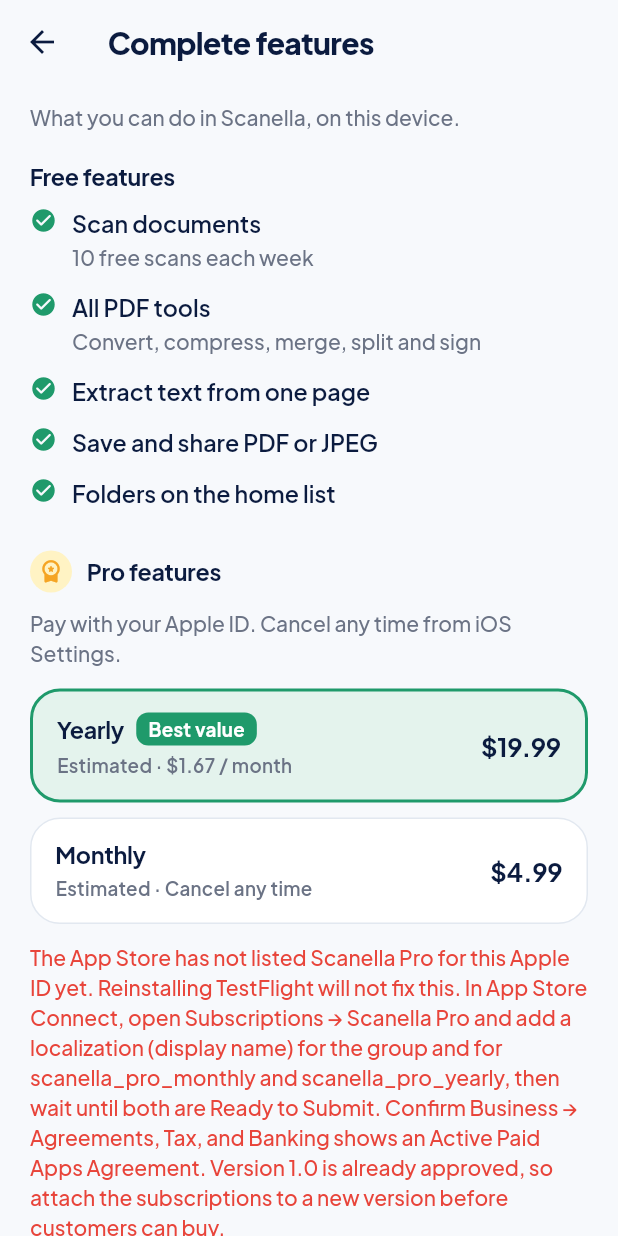
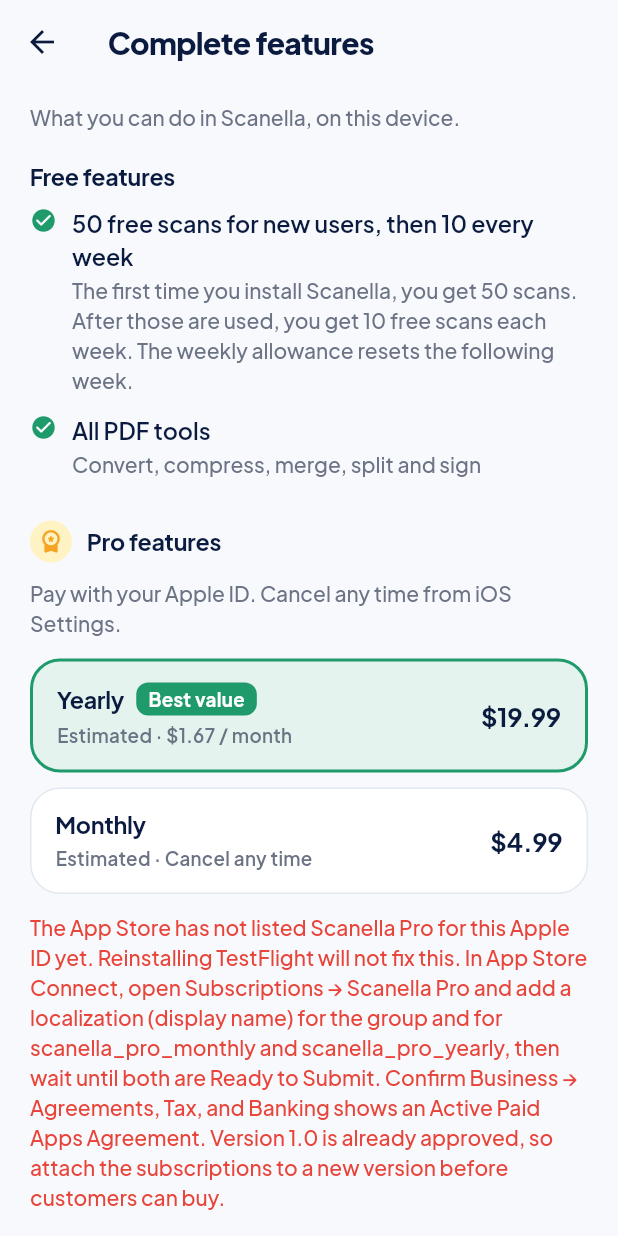
Before and after one commit to anubundu21-alt/scan, a Flutter app: the HomeShell screen opened by its route, after a tap on the "menu" icon, after a tap on "Scan from photos", on a phone screen of 412 x 824 dp. Run offline on Flutter 3.47's test engine with Material 3 defaults, Android fonts, the phone set to English and light mode, and no system bars; our stand-ins replace camera, file_picker, flutter_riverpod, go_router, image_picker, in_app_purchase and 7 more; missing offline and left inert: cunning_document_scanner, gal; accounts and stored records are empty.

Commit message:
[testflight] Give new installs 50 free scans then 10 a week, 1.5.75+836
Co-authored-by: Cursor <cursoragent@cursor.com>

```diff
--- a/lib/features/legal/legal_copy.dart
+++ b/lib/features/legal/legal_copy.dart
@@ -52,7 +52,9 @@ class LegalCopy {
     LegalSection(
       heading: 'Free scans',
       body:
-          'The free plan includes 10 scans on this device. A scan is a new '
+          'The first time you install Scanella, the free plan includes 50 '
+          'scans on this device. After those are used, you get 10 free scans '
+          'each week. The weekly allowance resets every week. A scan is a new '
           'document you capture or import. Merging, splitting, or editing an '
           'existing document does not use another free scan. The count stays '
           'with the device: deleting the app and installing it again does not '
--- a/lib/features/library/presentation/help_screen.dart
+++ b/lib/features/library/presentation/help_screen.dart
@@ -104,10 +104,12 @@ class HelpScreen extends StatelessWidget {
     ),
     (
       'Free scans',
-      'The free plan is ${ScanQuota.freeLimit} new documents. A scan is a '
-          'document you capture or import. Editing, merging, or restoring '
-          'does not use another. After the last free scan, the count resets '
-          'after one week. Scanella Pro removes the limit.',
+      'The first time you install Scanella, the free plan includes '
+          '${ScanQuota.starterLimit} scans. After those are used, you get '
+          '${ScanQuota.weeklyLimit} free scans each week. The weekly count '
+          'resets after one week. A scan is a document you capture or '
+          'import. Editing, merging, or restoring does not use another. '
+          'Scanella Pro removes the limit.',
     ),
     (
       'Private documents',
--- a/lib/features/pro/domain/pro_features.dart
+++ b/lib/features/pro/domain/pro_features.dart
@@ -7,20 +7,20 @@ class ProFeatureLine {
 }
 
 const freeFeatureLines = [
-  ProFeatureLine('Scan documents', '10 free scans each week'),
-  ProFeatureLine('All PDF tools', 'Convert, compress, merge, split and sign'),
-  ProFeatureLine('Extract text from one page'),
-  ProFeatureLine('Save and share PDF or JPEG'),
-  ProFeatureLine('Folders on the home list'),
+  ProFeatureLine(
+    '50 free scans for new users, then 10 every week',
+    'The first time you install Scanella, you get 50 scans. After those are '
+        'used, you get 10 free scans each week. The weekly allowance resets '
+        'the following week.',
+  ),
+  ProFeatureLine(
+    'All PDF tools',
+    'Convert, compress, merge, split and sign',
+  ),
 ];
 
 const proFeatureLines = [
   ProFeatureLine('Unlimited scans'),
-  ProFeatureLine(
-    'Auto-save by document type',
-    'Passports go to Private. ID cards get a second copy in IDs.',
-  ),
-  ProFeatureLine('Searchable PDFs and extra OCR languages'),
-  ProFeatureLine('Smart folders, favorites and private documents'),
-  ProFeatureLine('PNG, print, selected pages and batch export'),
+  ProFeatureLine('All PDF tools'),
+  ProFeatureLine('Advanced OCR'),
 ];
--- a/lib/features/pro/domain/scan_quota.dart
+++ b/lib/features/pro/domain/scan_quota.dart
@@ -4,35 +4,50 @@ import 'package:flutter_riverpod/flutter_riverpod.dart';
 import 'package:intl/intl.dart';
 import 'package:shared_preferences/shared_preferences.dart';
 
-/// Free-plan allowance: [freeLimit] new documents, then a week until
-/// the count starts over.
+/// Free-plan allowance on this device.
+///
+/// A new install gets [starterLimit] scans. After those are used, the
+/// plan is [weeklyLimit] scans per week. The week starts when the last
+/// free slot is used. After [resetAfter], the weekly count returns to
+/// zero.
 ///
 /// The count is the number of documents the user created (camera, photos,
 /// PDF upload, ID card, Sign PDF upload). Merge, split, add-page, and
 /// restore do not consume another slot. Pro does not consume slots, so a
 /// leftover free allowance is still there if Pro lapses.
-///
-/// The week starts when the last free slot is used. After [resetAfter],
-/// the count returns to zero.
 @immutable
 class ScanQuota {
-  const ScanQuota({this.used = 0, this.ready = false, this.periodStartedAt});
+  const ScanQuota({
+    this.used = 0,
+    this.ready = false,
+    this.periodStartedAt,
+    this.starterDone = false,
+  });
 
-  /// Free scans per week on this device. Pro is unlimited.
-  static const freeLimit = 10;
+  /// One-time scans for a new install.
+  static const starterLimit = 50;
 
-  /// Temporary TestFlight switch: scanning does not stop for Pro.
-  static const testingUnlockScans = true;
+  /// Free scans each week after the starter pack is used.
+  static const weeklyLimit = 10;
+
+  /// Weekly cap; kept so older call sites still compile.
+  static const freeLimit = weeklyLimit;
+
+  /// Scanning stops at the free-plan cap. Pro is unlimited.
+  static const testingUnlockScans = false;
 
   static const resetAfter = Duration(days: 7);
 
   final int used;
   final bool ready;
   final DateTime? periodStartedAt;
+  final bool starterDone;
 
-  bool get canCreate => used < freeLimit;
+  int get limit => starterDone ? weeklyLimit : starterLimit;
 
-  int get remaining => (freeLimit - used).clamp(0, freeLimit);
+  bool get canCreate => used < limit;
+
+  int get remaining => (limit - used).clamp(0, limit);
 
   DateTime? get resetsAt =>
       periodStartedAt == null ? null : periodStartedAt!.add(resetAfter);
@@ -45,26 +60,39 @@ class ScanQuota {
     return DateFormat('d MMM y · h:mm a').format(at.toLocal());
   }
 
-  /// Dialog title when the free allowance is gone.
-  static String get usedUpTitle => '$freeLimit free scans used';
+  /// Dialog title when the current free allowance is gone.
+  String get usedUpTitle {
+    if (!starterDone || used >= starterLimit) {
+      return '$starterLimit free scans used';
+    }
+    return '$weeklyLimit free scans used';
+  }
 
   String get usedUpMessage {
     final when = resetsAt;
-    if (when == null) {
-      return 'Your $freeLimit free scans reset next week. '
+    if (!starterDone || used >= starterLimit) {
+      if (when == null) {
+        return 'You get $weeklyLimit free scans each week after these '
+            '$starterLimit. Scanella Pro lets you keep scanning now.';
+      }
+      return 'You get $weeklyLimit free scans on ${formatResetAt(when)}. '
           'Scanella Pro lets you keep scanning now.';
     }
-    return 'Your $freeLimit free scans reset on ${formatResetAt(when)}. '
+    if (when == null) {
+      return 'Your $weeklyLimit free scans reset next week. '
+          'Scanella Pro lets you keep scanning now.';
+    }
+    return 'Your $weeklyLimit free scans reset on ${formatResetAt(when)}. '
         'Scanella Pro lets you keep scanning now.';
   }
 
   String get freePlanLabel {
     final when = resetsAt;
     if (remaining <= 0) {
-      if (when == null) return 'All $freeLimit free scans are used';
+      if (when == null) return 'All $limit free scans are used';
       return 'Resets ${formatResetShort(when)}';
     }
-    return '$remaining of $freeLimit free scans left';
+    return '$remaining of $limit free scans left';
   }
 }
 
@@ -76,16 +104,23 @@ abstract class QuotaStore {
   Future<void> writeUsed(int used);
   Future<int> readPeriodStartMs();
   Future<void> writePeriodStartMs(int ms);
+  Future<bool> readStarterDone();
+  Future<void> writeStarterDone(bool done);
 }
 
 /// In-memory store for tests.
 class MemoryQuotaStore implements QuotaStore {
-  MemoryQuotaStore({int used = 0, int periodStartMs = 0})
-    : _used = used,
-      _periodStartMs = periodStartMs;
+  MemoryQuotaStore({
+    int used = 0,
+    int periodStartMs = 0,
+    bool starterDone = false,
+  }) : _used = used,
+       _periodStartMs = periodStartMs,
+       _starterDone = starterDone;
 
   int _used;
   int _periodStartMs;
+  bool _starterDone;
 
   @override
   Future<int> readUsed() async => _used;
@@ -98,16 +133,23 @@ class MemoryQuotaStore implements QuotaStore {
 
   @override
   Future<void> writePeriodStartMs(int ms) async => _periodStartMs = ms;
+
+  @override
+  Future<bool> readStarterDone() async => _starterDone;
+
+  @override
+  Future<void> writeStarterDone(bool done) async => _starterDone = done;
 }
 
 /// SharedPreferences plus the native Keychain / Android marker for the
-/// used count. The week start lives in prefs.
+/// used count. The week start and starter-pack flag live in prefs.
 class DeviceQuotaStore implements QuotaStore {
   DeviceQuotaStore({MethodChannel? channel})
     : _channel = channel ?? const MethodChannel('scanella/quota');
 
   static const prefsKey = 'scanella.quota.used';
   static const periodKey = 'scanella.quota.period_start_ms';
+  static const starterDoneKey = 'scanella.quota.starter_done';
 
   final MethodChannel _channel;
 
@@ -149,6 +191,30 @@ class DeviceQuotaStore implements QuotaStore {
     final prefs = await SharedPreferences.getInstance();
     await prefs.setInt(periodKey, ms);
   }
+
+  @override
+  Future<bool> readStarterDone() async {
+    final prefs = await SharedPreferences.getInstance();
+    if (prefs.containsKey(starterDoneKey)) {
+      return prefs.getBool(starterDoneKey) ?? false;
+    }
+    var native = 0;
+    try {
+      native = await _channel.invokeMethod<int>('readUsed') ?? 0;
+    } catch (_) {}
+    final existing =
+        prefs.containsKey(prefsKey) ||
+        prefs.containsKey(periodKey) ||
+        native > 0;
+    await prefs.setBool(starterDoneKey, existing);
+    return existing;
+  }
+
+  @override
+  Future<void> writeStarterDone(bool done) async {
+    final prefs = await SharedPreferences.getInstance();
+    await prefs.setBool(starterDoneKey, done);
+  }
 }
 
 class ScanQuotaController extends StateNotifier<ScanQuota> {
@@ -173,12 +239,29 @@ class ScanQuotaController extends StateNotifier<ScanQuota> {
 
   Future<void> _load() async {
     try {
-      final used = (await _store.readUsed()).clamp(0, ScanQuota.freeLimit);
+      var starterDone = await _store.readStarterDone();
+      var used = await _store.readUsed();
+      if (!starterDone && used >= ScanQuota.starterLimit) {
+        starterDone = true;
+        await _store.writeStarterDone(true);
+      }
+      if (!starterDone) {
+        used = used.clamp(0, ScanQuota.starterLimit);
+      } else if (used > ScanQuota.starterLimit) {
+        used = ScanQuota.weeklyLimit;
+      } else {
+        used = used.clamp(0, ScanQuota.starterLimit);
+      }
       final startMs = await _store.readPeriodStartMs();
       final started = startMs > 0
           ? DateTime.fromMillisecondsSinceEpoch(startMs)
           : null;
-      state = ScanQuota(used: used, ready: true, periodStartedAt: started);
+      state = ScanQuota(
+        used: used,
+        ready: true,
+        periodStartedAt: started,
+        starterDone: starterDone,
+      );
       await _applyWindow();
     } catch (_) {
       state = const ScanQuota(used: 0, ready: true);
@@ -189,31 +272,57 @@ class ScanQuotaController extends StateNotifier<ScanQuota> {
     final now = _now();
     var used = state.used;
     var started = state.periodStartedAt;
+    var starterDone = state.starterDone;
 
-    if (started != null && !now.isBefore(started.add(ScanQuota.resetAfter))) {
+    if (starterDone &&
+        started != null &&
+        !now.isBefore(started.add(ScanQuota.resetAfter))) {
       used = 0;
       started = null;
       await _store.writeUsed(0);
       await _store.writePeriodStartMs(0);
     }
 
-    if (used >= ScanQuota.freeLimit && started == null) {
+    if (starterDone && used >= ScanQuota.weeklyLimit && started == null) {
       started = now;
       await _store.writePeriodStartMs(started.millisecondsSinceEpoch);
     }
 
-    state = ScanQuota(used: used, ready: true, periodStartedAt: started);
+    if (!starterDone && used >= ScanQuota.starterLimit && started == null) {
+      starterDone = true;
+      started = now;
+      await _store.writeStarterDone(true);
+      await _store.writePeriodStartMs(started.millisecondsSinceEpoch);
+    }
+
+    state = ScanQuota(
+      used: used,
+      ready: true,
+      periodStartedAt: started,
+      starterDone: starterDone,
+    );
   }
 
   /// Call after a new library document is actually created.
   Future<void> recordCreated() async {
     await ensureLoaded();
-    if (state.used >= ScanQuota.freeLimit) return;
-    final next = state.used + 1;
-    final started = next >= ScanQuota.freeLimit
-        ? (state.periodStartedAt ?? _now())
-        : state.periodStartedAt;
-    state = ScanQuota(used: next, ready: true, periodStartedAt: started);
+    if (state.used >= state.limit) return;
+    var next = state.used + 1;
+    var starterDone = state.starterDone;
+    var started = state.periodStartedAt;
+    if (!starterDone && next >= ScanQuota.starterLimit) {
+      starterDone = true;
+      started = started ?? _now();
+      await _store.writeStarterDone(true);
+    } else if (starterDone && next >= ScanQuota.weeklyLimit) {
+      started = started ?? _now();
+    }
+    state = ScanQuota(
+      used: next,
+      ready: true,
+      periodStartedAt: started,
+      starterDone: starterDone,
+    );
     await _store.writeUsed(next);
     if (started != null) {
       await _store.writePeriodStartMs(started.millisecondsSinceEpoch);
--- a/lib/features/pro/presentation/pro_gate.dart
+++ b/lib/features/pro/presentation/pro_gate.dart
@@ -25,7 +25,7 @@ Future<bool> showFreeScansUsedDialog(
       return PopScope(
         canPop: false,
         child: AlertDialog(
-          title: Text(ScanQuota.usedUpTitle),
+          title: Text(quota.usedUpTitle),
           content: Text(quota.usedUpMessage),
           actions: [
             FilledButton(
--- a/pubspec.yaml
+++ b/pubspec.yaml
@@ -1,7 +1,7 @@
 name: scan2
 description: "Scanella — an offline document scanner with live edge detection, auto-capture, perspective correction and scan filters."
 publish_to: 'none'
-version: 1.5.74+835
+version: 1.5.75+836
 
 environment:
   sdk: '^3.12.0'
```
Also changed, not shown: 5 other files.
